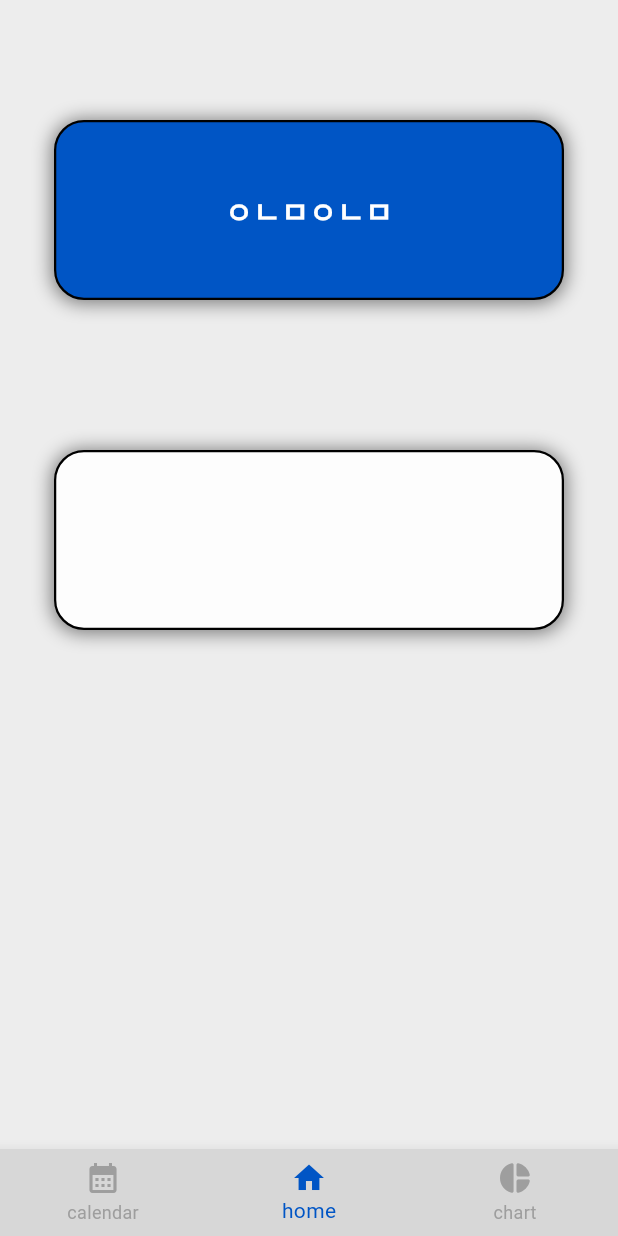
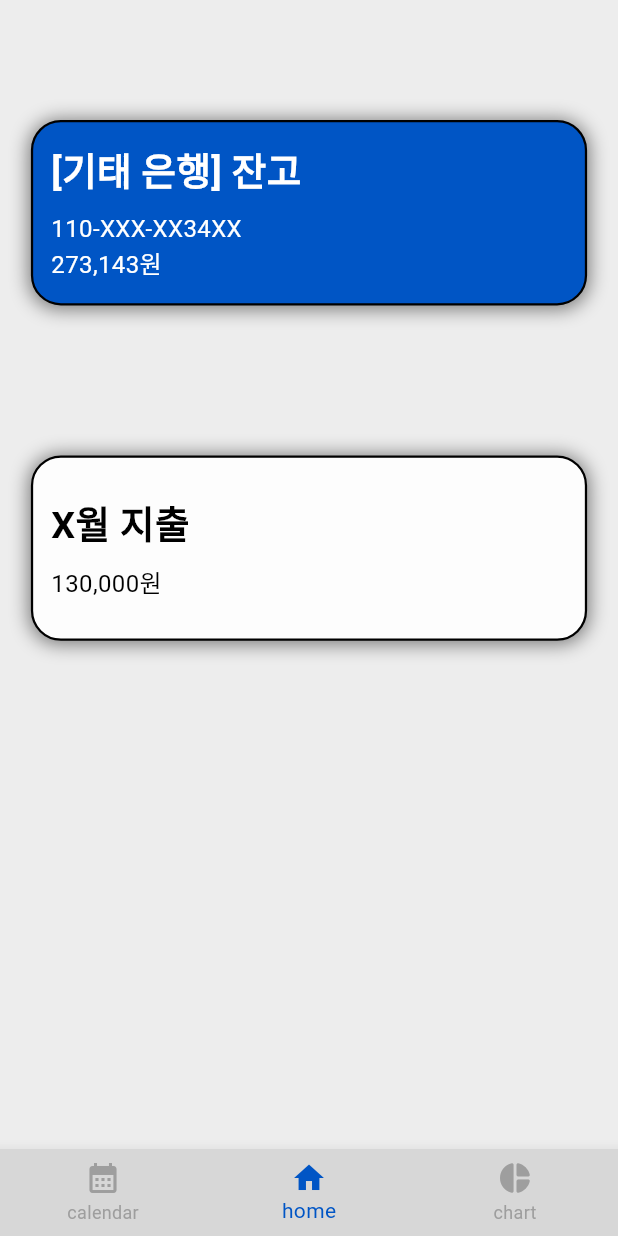
Before and after one commit to kmu-koss/2025-02-Flutter-Study, a Flutter app: the screen it shows after launch, on a phone screen of 412 x 824 dp. Run offline on Flutter 3.47's test engine with Material 3 defaults, Android fonts, the phone set to English and light mode, and no system bars; our stand-ins replace table_calendar.

Commit message:
[FEAT] 반응형 UI+메인화면 텍스트 수정

```diff
--- a/lib/main.dart
+++ b/lib/main.dart
@@ -1,37 +1,54 @@
 import 'package:flutter/material.dart';
 import 'package:table_calendar/table_calendar.dart';
-//push
+
 void main() {
   runApp(const MyApp());
 }
 
+// ====================================================================
+// 캘린더 페이지 위젯
+// ====================================================================
+
+class CalendarPage extends StatefulWidget {
+  const CalendarPage({super.key});
+
+  @override
+  State<CalendarPage> createState() => _CalendarPageState();
+}
+
+class _CalendarPageState extends State<CalendarPage> {
+  CalendarFormat _calendarFormat = CalendarFormat.month;
+  DateTime _focusedDay = DateTime.now();
+  DateTime? _selectedDay;
+
+  // 날짜 클릭 시 커스텀 Dialog 팝업 함수
   void _showDailyPopup(BuildContext context, DateTime selectedDate) {
     String dateString = '${selectedDate.year}년 ${selectedDate.month}월 ${selectedDate.day}일';
 
     showDialog(
       context: context,
       builder: (BuildContext dialogContext) {
-
         return Dialog(
           shape: RoundedRectangleBorder(borderRadius: BorderRadius.circular(16.0)),
-
-
           child: Container(
-          width: 550,
-          height: 500,
+            width: 300,
+            height: 250,
             padding: const EdgeInsets.all(16.0),
 
             child: Column(
               mainAxisSize: MainAxisSize.min,
               crossAxisAlignment: CrossAxisAlignment.stretch,
               children: <Widget>[
+                // 상단 섹션: 뒤로가기 아이콘 + 날짜 텍스트 (Stack으로 배치)
                 Stack(
                   alignment: Alignment.center,
                   children: [
+                    // 날짜 텍스트 (중앙)
                     Text(
                       dateString,
                       style: const TextStyle(fontWeight: FontWeight.bold, fontSize: 18),
                     ),
+                    // 뒤로가기 아이콘 (좌측 상단)
                     Positioned(
                       left: 0,
                       top: 0,
@@ -47,7 +64,7 @@ void _showDailyPopup(BuildContext context, DateTime selectedDate) {
 
                 const Divider(height: 20),
 
-
+                // 내용 섹션
                 const Expanded(
                   child: SingleChildScrollView(
                     child: Column(
@@ -55,7 +72,6 @@ void _showDailyPopup(BuildContext context, DateTime selectedDate) {
                       children: [
                         Text('das'),
                         SizedBox(height: 10),
-
                       ],
                     ),
                   ),
@@ -68,28 +84,23 @@ void _showDailyPopup(BuildContext context, DateTime selectedDate) {
     );
   }
 
-class CalendarPage extends StatefulWidget{
-  const CalendarPage({super.key});
-
-  @override
-  State<CalendarPage> createState() => _CalendarPageState();
-}
-class _CalendarPageState extends State<CalendarPage> {
-  CalendarFormat _calendarFormat = CalendarFormat.month;
-  DateTime _focusedDay = DateTime.now();
-  DateTime? _selectedDay;
-
   @override
   Widget build(BuildContext context) {
+    final Size screenSize = MediaQuery.of(context).size;
+
     return Scaffold(
-      backgroundColor: const Color(0xFFD7D7D7),
+      backgroundColor: const Color(0xFFEDEDED),
 
+      appBar: AppBar(
+        title: const Text('🗓️ My Calendar'),
+        backgroundColor: const Color(0xFF0055C5),
+      ),
       body: SingleChildScrollView(
         child: Padding(
           padding: const EdgeInsets.all(16.0),
           child: Column(
             children: [
-
+              // 1. TableCalendar 컨테이너 (캘린더)
               Container(
                 decoration: BoxDecoration(
                   color: const Color(0xFFFFFFFF),
@@ -100,16 +111,20 @@ class _CalendarPageState extends State<CalendarPage> {
                   firstDay: DateTime.utc(2020, 1, 1),
                   lastDay: DateTime.utc(2030, 12, 31),
                   calendarFormat: _calendarFormat,
+
                   selectedDayPredicate: (day) {
                     return isSameDay(_selectedDay, day);
                   },
+
                   onDaySelected: (selectedDay, focusedDay) {
                     setState(() {
                       _selectedDay = selectedDay;
                       _focusedDay = focusedDay;
                     });
+
                     _showDailyPopup(context, selectedDay);
                   },
+
                   onFormatChanged: (format) {
                     if (_calendarFormat != format) {
                       setState(() {
@@ -120,6 +135,7 @@ class _CalendarPageState extends State<CalendarPage> {
                   onPageChanged: (focusedDay) {
                     _focusedDay = focusedDay;
                   },
+
                   headerStyle: const HeaderStyle(
                     formatButtonVisible: false,
                     titleCentered: true,
@@ -136,27 +152,37 @@ class _CalendarPageState extends State<CalendarPage> {
                   ),
                 ),
               ),
-              const Divider(height: 150),
+
+              const SizedBox(height: 30),
+
+              // 2. 반응형 도형 (Container)
               Container(
-                width: 500,
-                height: 300,
+                width: screenSize.width * 0.8,
+                height: screenSize.height * 0.15,
+
                 margin: const EdgeInsets.only(bottom: 16),
                 decoration: BoxDecoration(
-                    color: const Color(0xFFFFFFFF),
+                  color: Colors.pink.shade100,
                   borderRadius: BorderRadius.circular(10),
                   border: Border.all(
-                      color: const Color(0xFF000000),
+                    color: Colors.pink.shade300,
                     width: 2,
                   ),
                   boxShadow: const [
                     BoxShadow(
-                          color: const Color(0xFF000000),
+                      color: Colors.black12,
                       blurRadius: 5,
-                          offset: Offset(0, 3)
-                      )
-                    ]
+                      offset: Offset(0, 3),
                     ),
-              )
+                  ],
+                ),
+                child: const Center(
+                  child: Text(
+                    '',
+                    style: TextStyle(color: Colors.black87),
+                  ),
+                ),
+              ),
             ],
           ),
         ),
@@ -164,6 +190,143 @@ class _CalendarPageState extends State<CalendarPage> {
     );
   }
 }
+
+// ====================================================================
+// 홈 페이지 내용을 별도의 위젯으로 분리 (수정됨)
+// ====================================================================
+
+class HomePageContent extends StatelessWidget {
+  const HomePageContent({super.key});
+
+  @override
+  Widget build(BuildContext context) {
+    final Size screenSize = MediaQuery.of(context).size;
+
+    final double containerWidth = screenSize.width * 0.9;
+    final double containerHeight = screenSize.height * 0.15;
+
+
+    return Align(
+      alignment: Alignment.topCenter,
+      child: Padding(
+        padding: const EdgeInsets.only(top: 80.0),
+        child: Column(
+          mainAxisSize: MainAxisSize.min,
+          children: <Widget>[
+            // 1. 첫 번째 Container (파란색 도형) - 여러 텍스트 적용
+            Container(
+              width: containerWidth,
+              height: containerHeight,
+              decoration: BoxDecoration(
+                color: const Color(0xFF0055C5),
+                borderRadius: BorderRadius.circular(20),
+                border: Border.all(
+                  color: Colors.black,
+                  width: 1.5,
+                ),
+                boxShadow: [
+                  BoxShadow(
+                    color: Colors.black.withOpacity(0.5),
+                    spreadRadius: 1,
+                    blurRadius: 10,
+                    offset: const Offset(0, 1),
+                  )
+                ],
+              ),
+              child: const Padding(
+                padding: EdgeInsets.all(12.0),
+                child: Column(
+                  crossAxisAlignment: CrossAxisAlignment.start,
+                  mainAxisAlignment: MainAxisAlignment.center,
+                  children: <Widget>[
+                    Text(
+                      '[기태 은행] 잔고',
+                      style: TextStyle(
+                        color: Colors.white,
+                        fontSize: 25,
+                        fontWeight: FontWeight.bold,
+                      ),
+                    ),
+                    SizedBox(height: 8),
+                    Text(
+                      '110-XXX-XX34XX',
+                      style: TextStyle(
+                        color: Colors.white,
+                        fontSize: 16,
+                      ),
+                    ),
+                    Text(
+                      '273,143원',
+                      style: TextStyle(
+                        color: Colors.white,
+                        fontSize: 16,
+                      ),
+                    ),
+                  ],
+                ),
+              ),
+            ),
+
+            const SizedBox(height: 100),
+
+            // 2. 두 번째 Container (흰색 도형) - 여러 텍스트 적용 ✅ 수정됨
+            Container(
+              width: containerWidth,
+              height: containerHeight,
+              decoration: BoxDecoration(
+                color: const Color(0xFFFDFDFD),
+                borderRadius: BorderRadius.circular(20),
+                border: Border.all(
+                  color: Colors.black,
+                  width: 1.5,
+                ),
+                boxShadow: [
+                  BoxShadow(
+                    color: Colors.black.withOpacity(0.5),
+                    spreadRadius: 1,
+                    blurRadius: 10,
+                    offset: const Offset(0, 1),
+                  )
+                ],
+              ),
+              child: const Padding(
+                padding: EdgeInsets.all(12.0),
+                child: Column(
+                  crossAxisAlignment: CrossAxisAlignment.start,
+                  mainAxisAlignment: MainAxisAlignment.center,
+                  children: <Widget>[
+                    Text(
+                      'X월 지출',
+                      style: TextStyle(
+                        color: Colors.black,
+                        fontSize: 25,
+                        fontWeight: FontWeight.bold,
+                      ),
+                    ),
+                    SizedBox(height: 8),
+                    Text(
+                      '130,000원',
+                      style: TextStyle(
+                        color: Colors.black,
+                        fontSize: 16,
+                      ),
+                    ),
+
+                  ],
+                ),
+              ),
+            ),
+          ],
+        ),
+      ),
+    );
+  }
+}
+
+// ====================================================================
+// 메인 위젯 및 네비게이션
+// ====================================================================
+
 class MyApp extends StatelessWidget {
   const MyApp({super.key});
 
@@ -187,83 +350,16 @@ class MyHomePage extends StatefulWidget {
   @override
   State<MyHomePage> createState() => _MyHomePageState();
 }
-class HomePageContent extends StatelessWidget {
-  const HomePageContent({super.key});
-
-  @override
-  Widget build(BuildContext context) {
-    return Align(
-      alignment: Alignment.topCenter,
-      child: Padding(
-        padding: const EdgeInsets.only(top: 80.0),
-        child: Column(
-          mainAxisSize: MainAxisSize.min,
-          children: <Widget>[
-            Container(
-              width: 340,
-              height: 120,
-              decoration: BoxDecoration(
-                color: const Color(0xFF0055C5),
-                borderRadius: BorderRadius.circular(20),
-                border: Border.all(
-                  color: Colors.black,
-                  width: 1.5,
-                ),
-                boxShadow: [
-                  BoxShadow(
-                    color: Colors.black.withOpacity(0.5),
-                    spreadRadius: 1,
-                    blurRadius: 10,
-                    offset: const Offset(0, 1),
-                  )
-                ],
-              ),
-              child: const Center(
-                child: Text(
-                  'ㅇㄴㅁㅇㄴㅁ',
-                  style: TextStyle(
-                    color: Colors.white,
-                    fontSize: 20,
-                    fontWeight: FontWeight.bold,
-                  ),
-                ),
-              ),
-            ),
-            const SizedBox(height: 100),
-            Container(
-              width: 340,
-              height: 120,
-              decoration: BoxDecoration(
-                color: const Color(0xFFFDFDFD),
-                borderRadius: BorderRadius.circular(20),
-                border: Border.all(
-                  color: Colors.black,
-                  width: 1.5,
-                ),
-                boxShadow: [
-                  BoxShadow(
-                    color: Colors.black.withOpacity(0.5),
-                    spreadRadius: 1,
-                    blurRadius: 10,
-                    offset: const Offset(0, 1),
-                  )
-                ],
-              ),
-            ),
-          ],
-        ),
-      ),
-    );
-  }
-}
 
 class _MyHomePageState extends State<MyHomePage> {
   int _selectedIndex = 1;
+
   static const List<Widget> _widgetOptions = <Widget>[
-    CalendarPage(),
-    HomePageContent(),
-    Center(child: Text('📈 Chart Page', style: TextStyle(fontSize: 30, fontWeight: FontWeight.bold))),
+    const CalendarPage(),
+    const HomePageContent(),
+    const Center(child: Text('📈 Chart Page', style: TextStyle(fontSize: 30, fontWeight: FontWeight.bold))),
   ];
+
   void _onItemTapped(int index) {
     setState(() {
       _selectedIndex = index;
@@ -274,6 +370,7 @@ class _MyHomePageState extends State<MyHomePage> {
   Widget build(BuildContext context) {
     return Scaffold(
       backgroundColor: const Color(0xFFEDEDED),
+
       body: _widgetOptions.elementAt(_selectedIndex),
 
       bottomNavigationBar: BottomNavigationBar(
```
Lines whose indentation alone changed are shown as unchanged.
